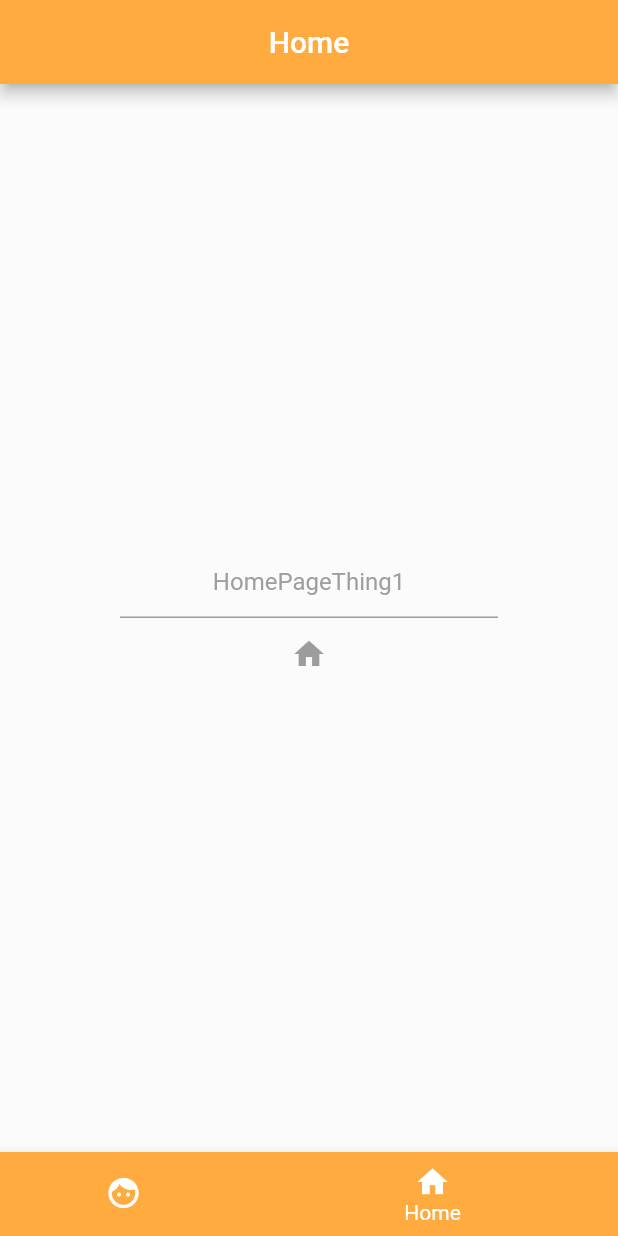
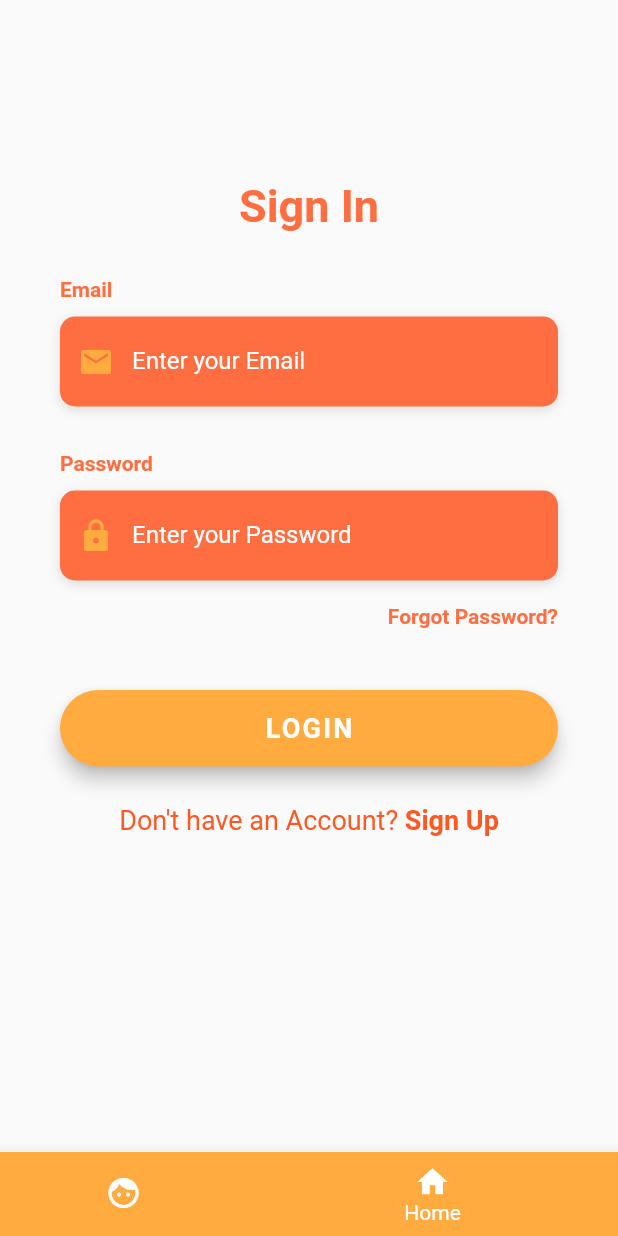
Before and after one commit to lucylyon/HendrixMarketplace, a Flutter app: the screen it shows after launch, on a phone screen of 412 x 824 dp. Run offline on Flutter 3.47's test engine with Material 2 defaults, Android fonts, the phone set to English and light mode, and no system bars; accounts and stored records are empty; Roboto replaces fonts that are missing (OpenSans).

Commit message:
added login page

```diff
--- a/lib/pages/home_page.dart
+++ b/lib/pages/home_page.dart
@@ -1,49 +1,225 @@
-import 'package:hendrix_marketplace/pages/profile_page.dart';
 import 'package:flutter/material.dart';
+import 'package:flutter/services.dart';
 
-
-class HomePage extends StatefulWidget{
+class HomePage extends StatefulWidget {
   @override
-  State createState() => new HomePageState();
+  _HomePageState createState() => _HomePageState();
 }
 
-class HomePageState extends State<HomePage>{
+class _HomePageState extends State<HomePage> {
 
-  @override
-  Widget build(BuildContext context){
-    return new Scaffold(
-      appBar: new AppBar(
-        title: new Text("Home"),
-        centerTitle: true,
-        backgroundColor: Colors.orangeAccent,
+  Widget _buildEmailTF() {
+    return Column(
+      crossAxisAlignment: CrossAxisAlignment.start,
+      children: <Widget>[
+        Text(
+          'Email',
+          style: labelStyle,
+        ),
+        SizedBox(height: 10.0),
+        Container(
+          alignment: Alignment.centerLeft,
+          decoration: boxDecorationStyle,
+          height: 60.0,
+          child: TextField(
+            keyboardType: TextInputType.emailAddress,
+            style: TextStyle(
+              color: Colors.orangeAccent,
+              fontFamily: 'OpenSans',
+            ),
+            decoration: InputDecoration(
+              border: InputBorder.none,
+              contentPadding: EdgeInsets.only(top: 14.0),
+              prefixIcon: Icon(
+                Icons.email,
+                color: Colors.orangeAccent,
+              ),
+              hintText: 'Enter your Email',
+              hintStyle: hintTextStyle,
+            ),
+          ),
+        ),
+      ],
+    );
+  }
+
+  Widget _buildPasswordTF() {
+    return Column(
+      crossAxisAlignment: CrossAxisAlignment.start,
+      children: <Widget>[
+        Text(
+          'Password',
+          style: labelStyle,
+        ),
+        SizedBox(height: 10.0),
+        Container(
+          alignment: Alignment.centerLeft,
+          decoration: boxDecorationStyle,
+          height: 60.0,
+          child: TextField(
+            obscureText: true,
+            style: TextStyle(
+              color: Colors.orangeAccent,
+              fontFamily: 'OpenSans',
+            ),
+            decoration: InputDecoration(
+              border: InputBorder.none,
+              contentPadding: EdgeInsets.only(top: 14.0),
+              prefixIcon: Icon(
+                Icons.lock,
+                color: Colors.orangeAccent,
+              ),
+              hintText: 'Enter your Password',
+              hintStyle: hintTextStyle,
+            ),
+          ),
+        ),
+      ],
+    );
+  }
+
+  Widget _buildForgotPasswordBtn() {
+    return Container(
+      alignment: Alignment.centerRight,
+      child: FlatButton(
+        onPressed: () => print('Forgot Password Button Pressed'),
+        padding: EdgeInsets.only(right: 0.0),
+        child: Text(
+          'Forgot Password?',
+          style: labelStyle,
+        ),
       ),
-      body: Container(
-        color: Colors.white10,
-        padding: const EdgeInsets.all(80.0),
-        child: new Column(
-          mainAxisAlignment: MainAxisAlignment.center,
-          children: <Widget>[
-            new TextField(
-              keyboardType: TextInputType.numberWithOptions(decimal: true, signed: false),
-              textAlign: TextAlign.center,
-              decoration: InputDecoration(
-                  hintText: "HomePageThing1",
-                  hintStyle: TextStyle(
-                      color: Colors.grey
-                  )
-              ),
+    );
+  }
+
+  Widget _buildLoginBtn() {
+    return Container(
+      padding: EdgeInsets.symmetric(vertical: 25.0),
+      width: double.infinity,
+      child: RaisedButton(
+        elevation: 5.0,
+        onPressed: () => print('Login Button Pressed'),
+        padding: EdgeInsets.all(15.0),
+        shape: RoundedRectangleBorder(
+          borderRadius: BorderRadius.circular(30.0),
+        ),
+        color: Colors.orangeAccent,
+        child: Text(
+          'LOGIN',
+          style: TextStyle(
+            color: Colors.white,
+            letterSpacing: 1.5,
+            fontSize: 18.0,
+            fontWeight: FontWeight.bold,
+            fontFamily: 'OpenSans',
+          ),
+        ),
+      ),
+    );
+  }
+
+  Widget _buildSignupBtn() {
+    return GestureDetector(
+      onTap: () => print('Sign Up Button Pressed'),
+      child: RichText(
+        text: TextSpan(
+          children: [
+            TextSpan(
+              text: 'Don\'t have an Account? ',
               style: TextStyle(
-                color: Colors.green,
+                color: Colors.deepOrange,
+                fontSize: 18.0,
+                fontWeight: FontWeight.w400,
               ),
             ),
-            new IconButton(
-              onPressed: null,
-                icon: Icon(Icons.home),
-                color: Colors.green
+            TextSpan(
+              text: 'Sign Up',
+              style: TextStyle(
+                color: Colors.deepOrange,
+                fontSize: 18.0,
+                fontWeight: FontWeight.bold,
+              ),
             ),
           ],
         ),
       ),
     );
   }
+
+  @override
+  Widget build(BuildContext context) {
+    return Scaffold(
+      body: AnnotatedRegion<SystemUiOverlayStyle>(
+        value: SystemUiOverlayStyle.light,
+        child: GestureDetector(
+          onTap: () => FocusScope.of(context).unfocus(),
+          child: Stack(
+            children: <Widget>[
+              Container(
+                height: double.infinity,
+                width: double.infinity,
+              ),
+              Container(
+                height: double.infinity,
+                child: SingleChildScrollView(
+                  physics: AlwaysScrollableScrollPhysics(),
+                  padding: EdgeInsets.symmetric(
+                    horizontal: 40.0,
+                    vertical: 120.0,
+                  ),
+                  child: Column(
+                    mainAxisAlignment: MainAxisAlignment.center,
+                    children: <Widget>[
+                      Text(
+                        'Sign In',
+                        style: TextStyle(
+                          color: Colors.deepOrangeAccent,
+                          fontFamily: 'OpenSans',
+                          fontSize: 30.0,
+                          fontWeight: FontWeight.bold,
+                        ),
+                      ),
+                      SizedBox(height: 30.0),
+                      _buildEmailTF(),
+                      SizedBox(
+                        height: 30.0,
+                      ),
+                      _buildPasswordTF(),
+                      _buildForgotPasswordBtn(),
+                      _buildLoginBtn(),
+                      _buildSignupBtn(),
+                    ],
+                  ),
+                ),
+              )
+            ],
+          ),
+        ),
+      ),
+    );
+  }
 }
+
+
+final hintTextStyle = TextStyle(
+  color: Colors.white,
+  fontFamily: 'OpenSans',
+);
+
+final labelStyle = TextStyle(
+  color: Colors.deepOrangeAccent,
+  fontWeight: FontWeight.bold,
+  fontFamily: 'OpenSans',
+);
+
+final boxDecorationStyle = BoxDecoration(
+  color: Colors.deepOrangeAccent,
+  borderRadius: BorderRadius.circular(10.0),
+  boxShadow: [
+    BoxShadow(
+      color: Colors.black12,
+      blurRadius: 6.0,
+      offset: Offset(0, 2),
+    ),
+  ],
+);
```
Also changed, not shown: pubspec.lock.
